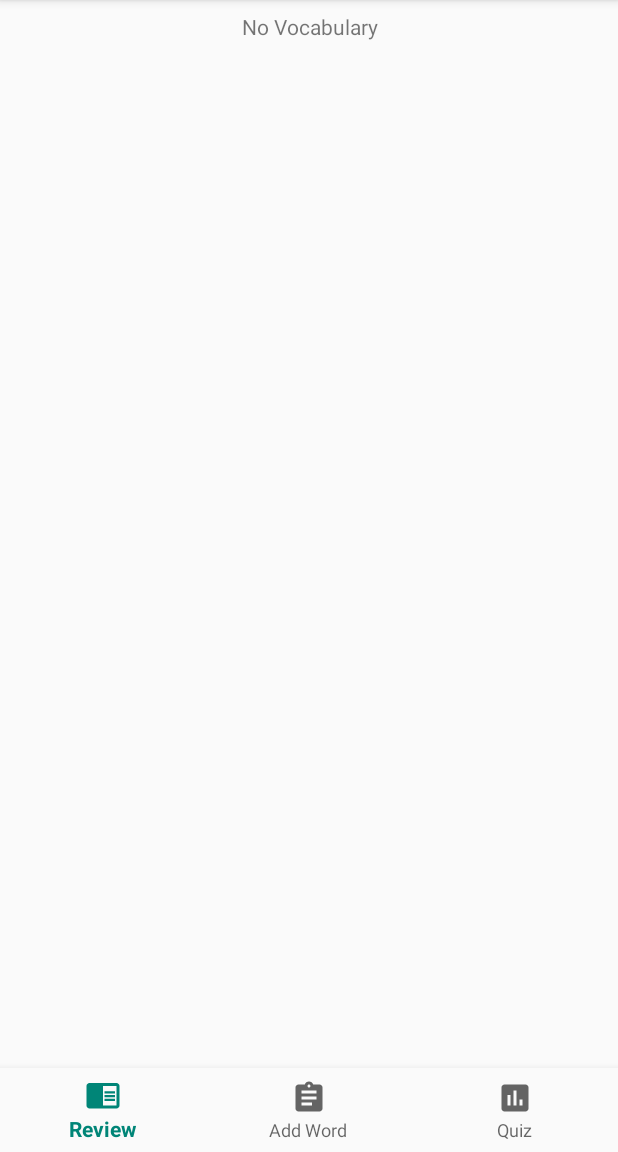
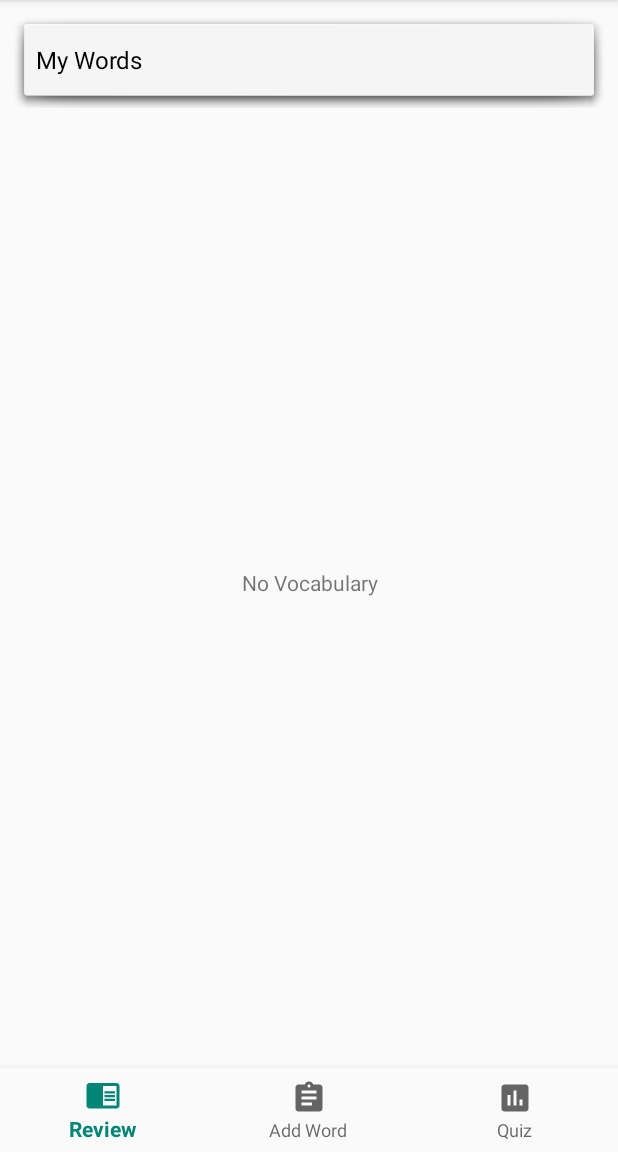
Before and after one commit to kiddos/NerdVocabulary, an Android app: the screen it shows after launch (MainActivity), on a phone screen of 412 x 824 dp, the part 84-1236 px from its top. Run offline under Robolectric (Android 15) with nearby library versions, the phone set to English and light mode, and no system bars.

Commit message:
select collection

```diff
--- a/app/src/main/java/com/kiddos/nerdvocabs/ReviewFragment.kt
+++ b/app/src/main/java/com/kiddos/nerdvocabs/ReviewFragment.kt
@@ -4,13 +4,10 @@ package com.kiddos.nerdvocabs
 import android.content.Context
 import android.os.Bundle
 import android.support.v4.app.Fragment
-import android.util.Log
 import android.view.LayoutInflater
 import android.view.View
 import android.view.ViewGroup
-import android.widget.BaseAdapter
-import android.widget.ListView
-import android.widget.TextView
+import android.widget.*
 
 
 /**
@@ -19,18 +16,50 @@ import android.widget.TextView
  *
  */
 class ReviewFragment : Fragment() {
+    private lateinit var helper : WordDataHelper
     override fun onCreateView(inflater: LayoutInflater, container: ViewGroup?, savedInstanceState: Bundle?): View? {
         val rootView = inflater.inflate(R.layout.fragment_review, container, false)
         val wordList = rootView.findViewById<ListView>(R.id.lvReviewVocabs)
         wordList.emptyView = rootView.findViewById(R.id.tvReviewEmpty)
 
-        Log.d("review fragment", "on create")
-        val helper = WordDataHelper(context!!)
-        val words = helper.getWords()
+        helper = WordDataHelper(context!!)
+        initCollection(rootView)
+        initReview(rootView)
+        return rootView
+    }
 
-        val content = rootView.findViewById(R.id.lvReviewVocabs) as ListView
-        content.adapter = WordAdapter(this.context!!, words)
-        return rootView
+    private fun initCollection(rootView: View) {
+        val assets = context!!.assets.list("")
+        val collection = ArrayList<String>()
+        collection.add(resources.getString(R.string.my_words))
+        for (a : String in assets) {
+            if (a.endsWith(".txt")) {
+                collection.add(a)
+            }
+        }
+
+        val spinner = rootView.findViewById<Spinner>(R.id.spCollection)
+        spinner.adapter = ArrayAdapter<String>(context!!,
+            android.R.layout.simple_spinner_dropdown_item, collection)
+        spinner.onItemSelectedListener = object : AdapterView.OnItemSelectedListener {
+            override fun onItemSelected(parent: AdapterView<*>?, view: View?, position: Int, id: Long) {
+                initReview(rootView)
+            }
+            override fun onNothingSelected(parent: AdapterView<*>?) {}
+        }
+    }
+
+    private fun initReview(rootView: View) {
+        val selected = rootView.findViewById<Spinner>(R.id.spCollection).selectedItem.toString()
+        if (selected.equals(resources.getString(R.string.my_words))) {
+            val words = helper.getWords()
+            val content = rootView.findViewById(R.id.lvReviewVocabs) as ListView
+            content.adapter = WordAdapter(this.context!!, words)
+        } else {
+            val words = helper.loadFromAsset(selected)
+            val content = rootView.findViewById(R.id.lvReviewVocabs) as ListView
+            content.adapter = WordAdapter(this.context!!, words)
+        }
     }
 
     inner class WordAdapter(context: Context, words: MutableList<Word>) : BaseAdapter() {
--- a/app/src/main/res/layout/fragment_review.xml
+++ b/app/src/main/res/layout/fragment_review.xml
@@ -1,19 +1,41 @@
 <?xml version="1.0" encoding="utf-8"?>
 <FrameLayout xmlns:android="http://schemas.android.com/apk/res/android"
-             xmlns:tools="http://schemas.android.com/tools"
+             xmlns:app="http://schemas.android.com/apk/res-auto" xmlns:tools="http://schemas.android.com/tools"
              android:layout_width="match_parent"
              android:layout_height="match_parent"
              tools:context=".ReviewFragment">
+    <android.support.constraint.ConstraintLayout
+            android:layout_width="match_parent"
+            android:layout_height="match_parent">
+
 
         <ListView
                 android:id="@+id/lvReviewVocabs"
                 android:layout_width="match_parent"
-            android:layout_height="match_parent">
+                android:layout_height="726dp"
+                app:layout_constraintStart_toStartOf="parent" android:layout_marginStart="8dp"
+                app:layout_constraintEnd_toEndOf="parent" android:layout_marginEnd="8dp" android:layout_margin="0dp"
+                android:layout_marginTop="8dp" app:layout_constraintTop_toBottomOf="@+id/spCollection">
         </ListView>
         <TextView
                 android:id="@+id/tvReviewEmpty"
                 android:layout_width="match_parent"
-            android:layout_height="match_parent"
+                android:layout_height="wrap_content"
                 android:textAlignment="center"
-            android:text="@string/list_view_emty"/>
+                android:text="@string/list_view_emty"
+                app:layout_constraintStart_toStartOf="parent" android:layout_marginStart="8dp"
+                app:layout_constraintEnd_toEndOf="parent" android:layout_marginEnd="8dp" android:layout_marginTop="8dp"
+                app:layout_constraintTop_toTopOf="parent" android:layout_marginBottom="8dp"
+                app:layout_constraintBottom_toBottomOf="parent"/>
+        <Spinner
+                android:layout_width="match_parent"
+                android:layout_height="wrap_content"
+                android:id="@+id/spCollection"
+                android:layout_marginTop="8dp"
+                app:layout_constraintTop_toTopOf="parent"
+                app:layout_constraintStart_toStartOf="parent"
+                android:background="@android:drawable/dialog_holo_light_frame"
+                android:layout_marginStart="8dp" app:layout_constraintEnd_toEndOf="parent"
+                android:layout_marginEnd="8dp" android:layout_margin="0dp"/>
+    </android.support.constraint.ConstraintLayout>
 </FrameLayout>
```
Lines whose indentation alone changed are shown as unchanged.
